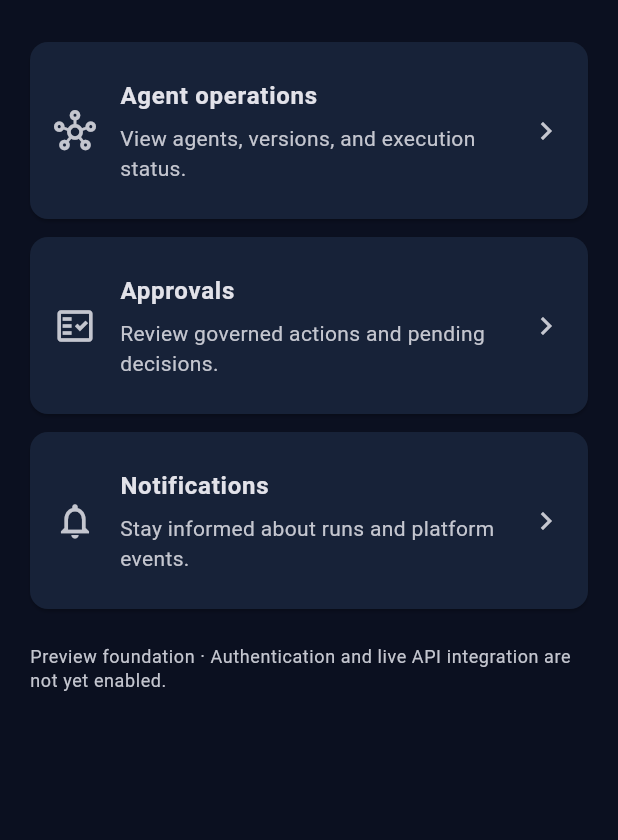
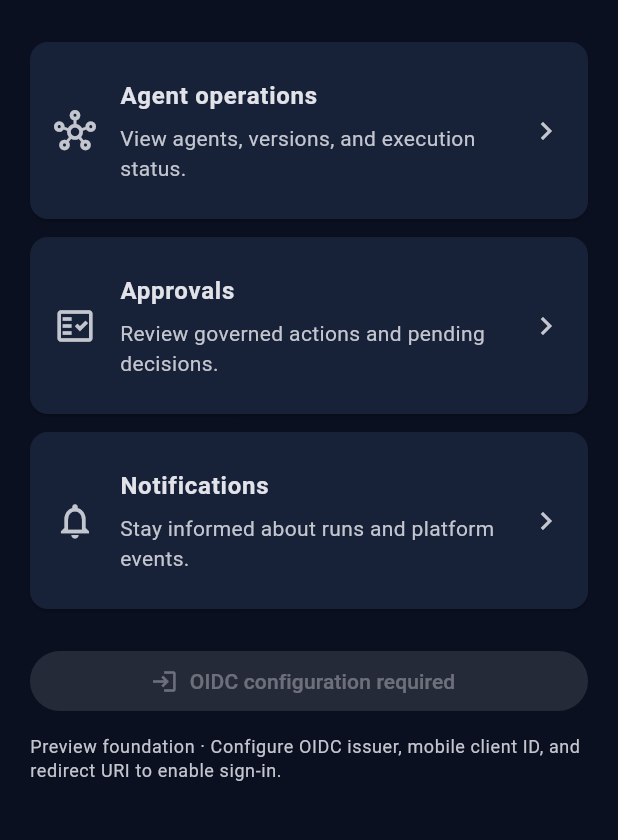
Before and after one commit to CMKIXVI/AgentBox, a Flutter app: the screen it shows after launch, on a phone screen of 412 x 824 dp, the part 309-1149 px from its top. Run offline on Flutter 3.47's test engine with Material 3 defaults, Android fonts, the phone set to English and light mode, and no system bars; our stand-ins replace flutter_secure_storage, material_ui; missing offline and left inert: flutter_appauth.

Commit message:
feat(auth): wire Flutter operational client to OIDC login

```diff
--- a/frontend/flutter/lib/main.dart
+++ b/frontend/flutter/lib/main.dart
@@ -1,4 +1,6 @@
 import 'package:material_ui/material_ui.dart';
+
+import 'oidc_auth.dart';
 
 void main() {
   runApp(const AgentBoxApp());
@@ -30,8 +32,47 @@ class AgentBoxApp extends StatelessWidget {
   }
 }
 
-class AgentBoxHomePage extends StatelessWidget {
+class AgentBoxHomePage extends StatefulWidget {
   const AgentBoxHomePage({super.key});
+
+  @override
+  State<AgentBoxHomePage> createState() => _AgentBoxHomePageState();
+}
+
+class _AgentBoxHomePageState extends State<AgentBoxHomePage> {
+  static const _oidcConfig = AgentBoxOidcConfig(
+    issuer: String.fromEnvironment('AGENTBOX_OIDC_ISSUER'),
+    clientId: String.fromEnvironment('AGENTBOX_OIDC_MOBILE_CLIENT_ID'),
+    redirectUrl: String.fromEnvironment('AGENTBOX_OIDC_MOBILE_REDIRECT_URI'),
+  );
+
+  late final AgentBoxOidcAuth _oidcAuth = AgentBoxOidcAuth(config: _oidcConfig);
+  bool _busy = false;
+  bool _signedIn = false;
+
+  Future<void> _signIn() async {
+    setState(() => _busy = true);
+    try {
+      await _oidcAuth.signIn();
+      if (!mounted) return;
+      setState(() => _signedIn = true);
+      ScaffoldMessenger.of(context).showSnackBar(
+        const SnackBar(content: Text('Authenticated with AgentBox Identity.')),
+      );
+    } catch (error) {
+      if (!mounted) return;
+      ScaffoldMessenger.of(context).showSnackBar(
+        SnackBar(content: Text('Sign-in failed: $error')),
+      );
+    } finally {
+      if (mounted) setState(() => _busy = false);
+    }
+  }
+
+  Future<void> _signOut() async {
+    await _oidcAuth.signOut();
+    if (mounted) setState(() => _signedIn = false);
+  }
 
   @override
   Widget build(BuildContext context) {
@@ -56,11 +97,18 @@ class AgentBoxHomePage extends StatelessWidget {
     return Scaffold(
       appBar: AppBar(
         title: const Text('AgentBox'),
-        actions: const [
-          Padding(
-            padding: EdgeInsets.only(right: 16),
-            child: Icon(Icons.account_circle_outlined),
-          ),
+        actions: [
+          if (_signedIn)
+            IconButton(
+              tooltip: 'Sign out',
+              onPressed: _busy ? null : _signOut,
+              icon: const Icon(Icons.logout),
+            )
+          else
+            const Padding(
+              padding: EdgeInsets.only(right: 16),
+              child: Icon(Icons.account_circle_outlined),
+            ),
         ],
       ),
       body: SafeArea(
@@ -100,9 +148,35 @@ class AgentBoxHomePage extends StatelessWidget {
               const SizedBox(height: 12),
             ],
             const SizedBox(height: 12),
+            FilledButton.icon(
+              onPressed: _busy
+                  ? null
+                  : _signedIn
+                      ? _signOut
+                      : _oidcConfig.isConfigured
+                          ? _signIn
+                          : null,
+              icon: _busy
+                  ? const SizedBox(
+                      width: 18,
+                      height: 18,
+                      child: CircularProgressIndicator(strokeWidth: 2),
+                    )
+                  : Icon(_signedIn ? Icons.logout : Icons.login),
+              label: Text(
+                _signedIn
+                    ? 'Sign out'
+                    : _oidcConfig.isConfigured
+                        ? 'Sign in with your organization'
+                        : 'OIDC configuration required',
+              ),
+            ),
+            const SizedBox(height: 12),
             Text(
-              'Preview foundation · Authentication and live API integration '
-              'are not yet enabled.',
+              _signedIn
+                  ? 'Authenticated · Tokens are held in platform-protected storage.'
+                  : 'Preview foundation · Configure OIDC issuer, mobile client ID, '
+                      'and redirect URI to enable sign-in.',
               style: Theme.of(context).textTheme.bodySmall?.copyWith(
                     color: Theme.of(context).colorScheme.onSurfaceVariant,
                   ),
```
